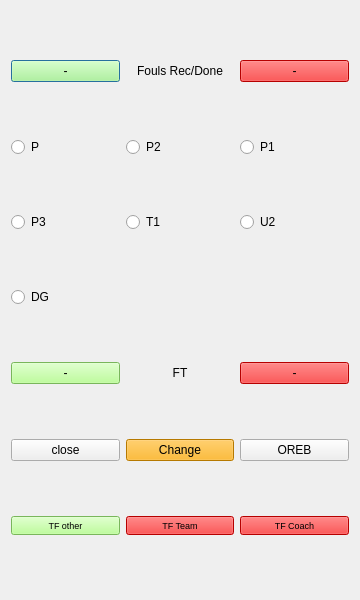
Above: src/faul_menu.ui from caminac/bkstat before the change. Below: the same form after it.
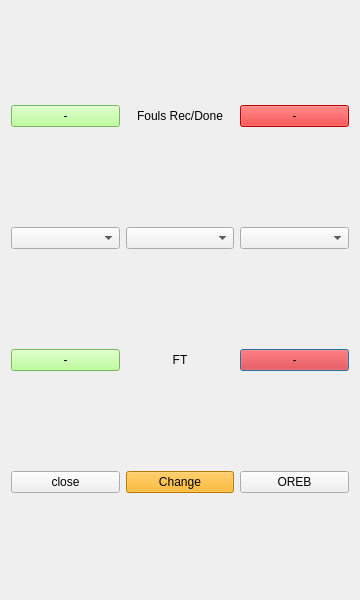
That is the form after the change.

```diff
--- a/src/faul_menu.ui
+++ b/src/faul_menu.ui
@@ -14,71 +14,7 @@
    <string>Dialog</string>
   </property>
   <layout class="QGridLayout" name="gridLayout">
-   <item row="1" column="1">
-    <widget class="QLabel" name="label">
-     <property name="text">
-      <string>Fouls Rec/Done</string>
-     </property>
-     <property name="alignment">
-      <set>Qt::AlignCenter</set>
-     </property>
-    </widget>
-   </item>
-   <item row="1" column="0">
-    <widget class="QPushButton" name="bt_foul_recv">
-     <property name="font">
-      <font>
-       <pointsize>9</pointsize>
-      </font>
-     </property>
-     <property name="styleSheet">
-      <string notr="true">background-color: rgb(170, 255, 127);
-color: rgb(0, 0, 0);</string>
-     </property>
-     <property name="text">
-      <string>-</string>
-     </property>
-    </widget>
-   </item>
-   <item row="6" column="0">
-    <widget class="QPushButton" name="bt_ft_ok">
-     <property name="styleSheet">
-      <string notr="true">background-color: rgb(170, 255, 127);
-color: rgb(0, 0, 0);</string>
-     </property>
-     <property name="text">
-      <string>-</string>
-     </property>
-    </widget>
-   </item>
-   <item row="8" column="2">
-    <widget class="QPushButton" name="bt_tech_coach_done">
-     <property name="font">
-      <font>
-       <pointsize>7</pointsize>
-      </font>
-     </property>
-     <property name="styleSheet">
-      <string notr="true">background-color: rgb(255, 0, 0);</string>
-     </property>
-     <property name="text">
-      <string>TF Coach</string>
-     </property>
-    </widget>
-   </item>
-   <item row="2" column="0">
-    <widget class="QRadioButton" name="rb_noft">
-     <property name="font">
-      <font>
-       <pointsize>9</pointsize>
-      </font>
-     </property>
-     <property name="text">
-      <string notr="true">P</string>
-     </property>
-    </widget>
-   </item>
-   <item row="6" column="2">
+   <item row="4" column="2">
     <widget class="QPushButton" name="bt_ft_ko">
      <property name="styleSheet">
       <string notr="true">background-color: rgb(255, 0, 0);</string>
@@ -88,24 +24,14 @@
      </property>
     </widget>
    </item>
-   <item row="7" column="0">
+   <item row="5" column="0">
     <widget class="QPushButton" name="bt_close">
      <property name="text">
       <string>close</string>
      </property>
     </widget>
    </item>
-   <item row="6" column="1">
-    <widget class="QLabel" name="lb_ft_perc">
-     <property name="text">
-      <string>FT</string>
-     </property>
-     <property name="alignment">
-      <set>Qt::AlignCenter</set>
-     </property>
-    </widget>
-   </item>
-   <item row="7" column="1">
+   <item row="5" column="1">
     <widget class="QPushButton" name="bt_change_on_faul">
      <property name="styleSheet">
       <string notr="true">background-color: rgb(255, 170, 0);</string>
@@ -115,49 +41,6 @@
      </property>
     </widget>
    </item>
-   <item row="2" column="1">
-    <widget class="QRadioButton" name="rb_2FT">
-     <property name="font">
-      <font>
-       <pointsize>9</pointsize>
-      </font>
-     </property>
-     <property name="text">
-      <string notr="true">P2</string>
-     </property>
-    </widget>
-   </item>
-   <item row="8" column="0">
-    <widget class="QPushButton" name="bt_tech_recv">
-     <property name="font">
-      <font>
-       <pointsize>7</pointsize>
-      </font>
-     </property>
-     <property name="styleSheet">
-      <string notr="true">background-color: rgb(170, 255, 127);
-color: rgb(0, 0, 0);</string>
-     </property>
-     <property name="text">
-      <string>TF other</string>
-     </property>
-    </widget>
-   </item>
-   <item row="8" column="1">
-    <widget class="QPushButton" name="bt_tech_team_done">
-     <property name="font">
-      <font>
-       <pointsize>7</pointsize>
-      </font>
-     </property>
-     <property name="styleSheet">
-      <string notr="true">background-color: rgb(255, 0, 0);</string>
-     </property>
-     <property name="text">
-      <string>TF Team</string>
-     </property>
-    </widget>
-   </item>
    <item row="1" column="2">
     <widget class="QPushButton" name="bt_foul_done">
      <property name="font">
@@ -173,68 +56,69 @@
      </property>
     </widget>
    </item>
-   <item row="2" column="2">
-    <widget class="QRadioButton" name="rb_1FT">
-     <property name="font">
-      <font>
-       <pointsize>9</pointsize>
-      </font>
-     </property>
-     <property name="text">
-      <string notr="true">P1</string>
-     </property>
-    </widget>
-   </item>
-   <item row="7" column="2">
+   <item row="5" column="2">
     <widget class="QPushButton" name="bt_oreb">
      <property name="text">
       <string>OREB</string>
      </property>
     </widget>
    </item>
-   <item row="3" column="1">
-    <widget class="QRadioButton" name="rb_faul_tech">
+   <item row="1" column="0">
+    <widget class="QPushButton" name="bt_foul_recv">
      <property name="font">
       <font>
        <pointsize>9</pointsize>
       </font>
      </property>
-     <property name="text">
-      <string notr="true">T1</string>
+     <property name="styleSheet">
+      <string notr="true">background-color: rgb(170, 255, 127);
+color: rgb(0, 0, 0);</string>
      </property>
-    </widget>
-   </item>
-   <item row="3" column="0">
-    <widget class="QRadioButton" name="rb_3FT">
-     <property name="font">
-      <font>
-       <pointsize>9</pointsize>
-      </font>
-     </property>
      <property name="text">
-      <string notr="true">P3</string>
-     </property>
-    </widget>
-   </item>
-   <item row="3" column="2">
-    <widget class="QRadioButton" name="rb_faul_antisp">
-     <property name="font">
-      <font>
-       <pointsize>9</pointsize>
-      </font>
-     </property>
-     <property name="text">
-      <string notr="true">U2</string>
+      <string>-</string>
      </property>
     </widget>
    </item>
    <item row="4" column="0">
-    <widget class="QRadioButton" name="rb_Espulsione">
+    <widget class="QPushButton" name="bt_ft_ok">
+     <property name="styleSheet">
+      <string notr="true">background-color: rgb(170, 255, 127);
+color: rgb(0, 0, 0);</string>
+     </property>
      <property name="text">
-      <string notr="true">DG</string>
+      <string>-</string>
      </property>
     </widget>
    </item>
+   <item row="4" column="1">
+    <widget class="QLabel" name="lb_ft_perc">
+     <property name="text">
+      <string>FT</string>
+     </property>
+     <property name="alignment">
+      <set>Qt::AlignCenter</set>
+     </property>
+    </widget>
+   </item>
+   <item row="1" column="1">
+    <widget class="QLabel" name="label">
+     <property name="text">
+      <string>Fouls Rec/Done</string>
+     </property>
+     <property name="alignment">
+      <set>Qt::AlignCenter</set>
+     </property>
+    </widget>
+   </item>
+   <item row="2" column="0">
+    <widget class="QComboBox" name="cb_MyTeam"/>
+   </item>
+   <item row="2" column="1">
+    <widget class="QComboBox" name="cb_Faul"/>
+   </item>
+   <item row="2" column="2">
+    <widget class="QComboBox" name="cb_OthTeam"/>
+   </item>
   </layout>
  </widget>
  <resources/>
```
